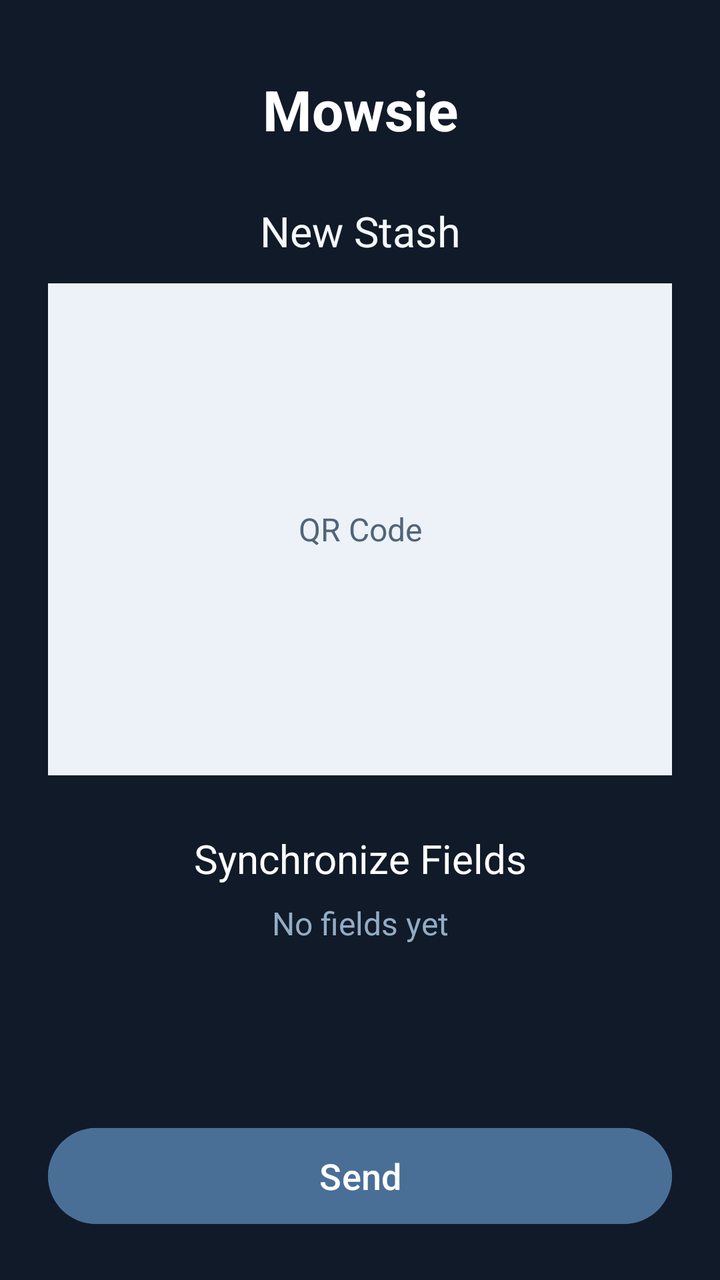
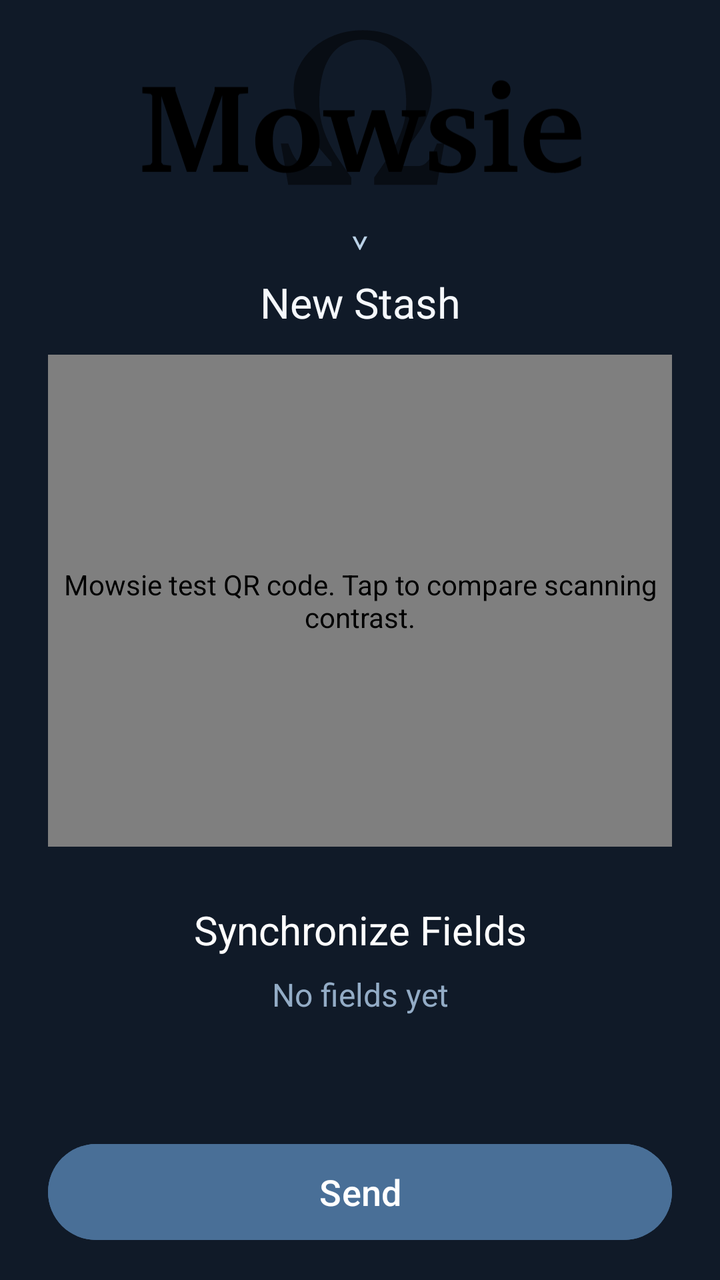

Screens rendered from an Android XML layout before and after an edit, with the pre-edit source and the edit as a unified diff.
<!-- AndroidManifest.xml: application theme Theme.MowsieV01 -->
<!-- res/layout/activity_main.xml -->
<?xml version="1.0" encoding="utf-8"?>
<FrameLayout
    xmlns:android="http://schemas.android.com/apk/res/android"
    android:id="@+id/main"
    android:layout_width="match_parent"
    android:layout_height="match_parent"
    android:background="#101A28">

    <LinearLayout
        android:layout_width="match_parent"
        android:layout_height="match_parent"
        android:orientation="vertical"
        android:padding="24dp">

        
        <TextView
            android:layout_width="match_parent"
            android:layout_height="wrap_content"
            android:layout_marginTop="12dp"
            android:gravity="center"
            android:text="@string/app_name"
            android:textColor="#FFFFFF"
            android:textSize="28sp"
            android:textStyle="bold" />

        
        <TextView
            android:id="@+id/identityName"
            android:layout_width="match_parent"
            android:layout_height="wrap_content"
            android:layout_marginTop="28dp"
            android:gravity="center"
            android:text="@string/stash_name"
            android:textColor="#F5F8FC"
            android:textSize="21sp" />

        
        <FrameLayout
            android:id="@+id/qrWindow"
            android:layout_width="match_parent"
            android:layout_height="246dp"
            android:layout_marginTop="12dp"
            android:background="#EDF2F8">

            <TextView
                android:id="@+id/qrPlaceholder"
                android:layout_width="match_parent"
                android:layout_height="match_parent"
                android:gravity="center"
                android:text="@string/qr_placeholder"
                android:textColor="#526477"
                android:textSize="16sp" />

        </FrameLayout>

        
        <TextView
            android:id="@+id/fieldName"
            android:layout_width="match_parent"
            android:layout_height="wrap_content"
            android:layout_marginTop="28dp"
            android:gravity="center"
            android:text="@string/synchronize_fields"
            android:textColor="#FFFFFF"
            android:textSize="20sp" />

        
        <TextView
            android:id="@+id/balanceText"
            android:layout_width="match_parent"
            android:layout_height="wrap_content"
            android:layout_marginTop="8dp"
            android:gravity="center"
            android:text="@string/no_fields"
            android:textColor="#93ACC6"
            android:textSize="16sp" />

        
        <Space
            android:layout_width="match_parent"
            android:layout_height="0dp"
            android:layout_weight="1" />

        
        <Button
            android:id="@+id/sendButton"
            android:layout_width="match_parent"
            android:layout_height="56dp"
            android:backgroundTint="#496F97"
            android:text="@string/send"
            android:textColor="#FFFFFF"
            android:textSize="18sp" />

    </LinearLayout>

</FrameLayout>
<!-- resources referenced by this layout -->
<resources>
  <string name="app_name">Mowsie</string>
  <string name="no_fields">No fields yet</string>
  <string name="qr_placeholder">QR Code</string>
  <string name="send">Send</string>
  <string name="stash_name">New Stash</string>
  <string name="synchronize_fields">Synchronize Fields</string>
  <style name="Theme.MowsieV01" parent="Base.Theme.MowsieV01" />
  <style name="Base.Theme.MowsieV01" parent="Theme.Material3.DayNight.NoActionBar">
          
          
      </style>
</resources>

<!-- the commit's change to res/layout/activity_main.xml (unified diff, before → after) -->
@@ -1,6 +1,5 @@
 <?xml version="1.0" encoding="utf-8"?>
-<FrameLayout
-    xmlns:android="http://schemas.android.com/apk/res/android"
+<FrameLayout xmlns:android="http://schemas.android.com/apk/res/android"
     android:id="@+id/main"
     android:layout_width="match_parent"
     android:layout_height="match_parent"
@@ -9,88 +8,214 @@
     <LinearLayout
         android:layout_width="match_parent"
         android:layout_height="match_parent"
-        android:orientation="vertical"
-        android:padding="24dp">
-
-        
-        <TextView
-            android:layout_width="match_parent"
-            android:layout_height="wrap_content"
-            android:layout_marginTop="12dp"
-            android:gravity="center"
-            android:text="@string/app_name"
-            android:textColor="#FFFFFF"
-            android:textSize="28sp"
-            android:textStyle="bold" />
-
-        
-        <TextView
-            android:id="@+id/identityName"
-            android:layout_width="match_parent"
-            android:layout_height="wrap_content"
-            android:layout_marginTop="28dp"
-            android:gravity="center"
-            android:text="@string/stash_name"
-            android:textColor="#F5F8FC"
-            android:textSize="21sp" />
+        android:orientation="vertical">
 
         
         <FrameLayout
-            android:id="@+id/qrWindow"
+            android:id="@+id/logoToggle"
             android:layout_width="match_parent"
-            android:layout_height="246dp"
-            android:layout_marginTop="12dp"
-            android:background="#EDF2F8">
+            android:layout_height="125dp"
+            android:clickable="true"
+            android:contentDescription="Open or close Recovery Hood"
+            android:focusable="true">
+
+            <View
+                android:id="@+id/logoGlow"
+                android:layout_width="235dp"
+                android:layout_height="112dp"
+                android:layout_gravity="center_horizontal|top" />
+
+            <ImageView
+                android:id="@+id/omegaLogo"
+                android:layout_width="126dp"
+                android:layout_height="106dp"
+                android:layout_gravity="center_horizontal|top"
+                android:alpha="0.50"
+                android:contentDescription=""
+                android:importantForAccessibility="no"
+                android:scaleType="fitCenter"
+                android:src="@drawable/mowsieomega" />
+
+            <ImageView
+                android:id="@+id/mowsieHeader"
+                android:layout_width="242dp"
+                android:layout_height="62dp"
+                android:layout_gravity="center_horizontal|top"
+                android:layout_marginTop="32dp"
+                android:contentDescription=""
+                android:importantForAccessibility="no"
+                android:scaleType="fitCenter"
+                android:src="@drawable/mowsieheader" />
 
             <TextView
-                android:id="@+id/qrPlaceholder"
+                android:id="@+id/hoodTab"
+                android:layout_width="70dp"
+                android:layout_height="21dp"
+                android:layout_gravity="bottom|center_horizontal"
+                android:gravity="center"
+                android:text="⌄"
+                android:textColor="#BAD1E6"
+                android:textSize="18sp" />
+        </FrameLayout>
+
+        
+        <FrameLayout
+            android:id="@+id/windowStack"
+            android:layout_width="match_parent"
+            android:layout_height="0dp"
+            android:layout_weight="1">
+
+            <LinearLayout
+                android:id="@+id/mainContent"
                 android:layout_width="match_parent"
                 android:layout_height="match_parent"
-                android:gravity="center"
-                android:text="@string/qr_placeholder"
-                android:textColor="#526477"
-                android:textSize="16sp" />
-
+                android:orientation="vertical"
+                android:paddingLeft="24dp"
+                android:paddingRight="24dp">
+
+                <TextView
+                    android:id="@+id/identityName"
+                    android:layout_width="match_parent"
+                    android:layout_height="wrap_content"
+                    android:layout_marginTop="12dp"
+                    android:gravity="center"
+                    android:text="@string/stash_name"
+                    android:textColor="#F5F8FC"
+                    android:textSize="21sp" />
+
+                <FrameLayout
+                    android:id="@+id/qrWindow"
+                    android:layout_width="match_parent"
+                    android:layout_height="246dp"
+                    android:layout_marginTop="12dp"
+                    android:background="@android:color/transparent">
+
+                    
+                    <com.mowsie.app.MowsieQrView
+                        android:id="@+id/qrPattern"
+                        android:layout_width="match_parent"
+                        android:layout_height="match_parent"
+                        android:clickable="true"
+                        android:contentDescription="Mowsie test QR code. Tap to compare scanning contrast."
+                        android:focusable="true" />
+
+                    
+                    <TextView
+                        android:id="@+id/qrPlaceholder"
+                        android:layout_width="match_parent"
+                        android:layout_height="match_parent"
+                        android:gravity="center"
+                        android:text="@string/scan_placeholder"
+                        android:textColor="#93ACC6"
+                        android:textSize="16sp"
+                        android:visibility="gone" />
+                </FrameLayout>
+
+                <TextView
+                    android:id="@+id/fieldName"
+                    android:layout_width="match_parent"
+                    android:layout_height="wrap_content"
+                    android:layout_marginTop="28dp"
+                    android:gravity="center"
+                    android:text="@string/synchronize_fields"
+                    android:textColor="#FFFFFF"
+                    android:textSize="20sp" />
+
+                <TextView
+                    android:id="@+id/balanceText"
+                    android:layout_width="match_parent"
+                    android:layout_height="wrap_content"
+                    android:layout_marginTop="8dp"
+                    android:gravity="center"
+                    android:text="@string/no_fields"
+                    android:textColor="#93ACC6"
+                    android:textSize="16sp" />
+            </LinearLayout>
+
+            <LinearLayout
+                android:id="@+id/hoodPanel"
+                android:layout_width="match_parent"
+                android:layout_height="match_parent"
+                android:orientation="vertical"
+                android:paddingLeft="24dp"
+                android:paddingTop="24dp"
+                android:paddingRight="24dp"
+                android:paddingBottom="24dp"
+                android:visibility="invisible">
+
+                <LinearLayout
+                    android:layout_width="match_parent"
+                    android:layout_height="wrap_content"
+                    android:gravity="center_vertical"
+                    android:orientation="horizontal">
+
+                    <TextView
+                        android:layout_width="wrap_content"
+                        android:layout_height="wrap_content"
+                        android:text="Recovery"
+                        android:textColor="#F5F8FC"
+                        android:textSize="21sp" />
+
+                    <Space
+                        android:layout_width="0dp"
+                        android:layout_height="1dp"
+                        android:layout_weight="1" />
+
+                    <TextView
+                        android:id="@+id/settingsButton"
+                        android:layout_width="48dp"
+                        android:layout_height="48dp"
+                        android:clickable="true"
+                        android:contentDescription="Advanced settings"
+                        android:focusable="true"
+                        android:gravity="center"
+                        android:text="⚙"
+                        android:textColor="#BED0E1"
+                        android:textSize="27sp" />
+                </LinearLayout>
+
+                
+                <GridLayout
+                    android:id="@+id/wordGrid"
+                    android:layout_width="match_parent"
+                    android:layout_height="wrap_content"
+                    android:layout_marginTop="18dp"
+                    android:columnCount="3"
+                    android:rowCount="4" />
+
+                <TextView
+                    android:id="@+id/recoveryHint"
+                    android:layout_width="match_parent"
+                    android:layout_height="wrap_content"
+                    android:layout_marginTop="20dp"
+                    android:gravity="center"
+                    android:text="Recovery words arrive with Genesis."
+                    android:textColor="#9FB2C8"
+                    android:textSize="13sp" />
+
+                <Button
+                    android:id="@+id/revealButton"
+                    android:layout_width="match_parent"
+                    android:layout_height="52dp"
+                    android:layout_marginTop="18dp"
+                    android:backgroundTint="#496F97"
+                    android:text="Reveal"
+                    android:textColor="#FFFFFF"
+                    android:textSize="16sp" />
+            </LinearLayout>
         </FrameLayout>
 
-        
-        <TextView
-            android:id="@+id/fieldName"
-            android:layout_width="match_parent"
-            android:layout_height="wrap_content"
-            android:layout_marginTop="28dp"
-            android:gravity="center"
-            android:text="@string/synchronize_fields"
-            android:textColor="#FFFFFF"
-            android:textSize="20sp" />
-
-        
-        <TextView
-            android:id="@+id/balanceText"
-            android:layout_width="match_parent"
-            android:layout_height="wrap_content"
-            android:layout_marginTop="8dp"
-            android:gravity="center"
-            android:text="@string/no_fields"
-            android:textColor="#93ACC6"
-            android:textSize="16sp" />
-
-        
-        <Space
-            android:layout_width="match_parent"
-            android:layout_height="0dp"
-            android:layout_weight="1" />
-
-        
         <Button
             android:id="@+id/sendButton"
             android:layout_width="match_parent"
             android:layout_height="56dp"
+            android:layout_marginLeft="24dp"
+            android:layout_marginTop="8dp"
+            android:layout_marginRight="24dp"
+            android:layout_marginBottom="16dp"
             android:backgroundTint="#496F97"
             android:text="@string/send"
             android:textColor="#FFFFFF"
             android:textSize="18sp" />
-
     </LinearLayout>
-
 </FrameLayout>
<!-- resource entries referenced after the edit -->
@@ -1,8 +1,18 @@
 <!-- resources referenced by this layout -->
 <resources>
-  <string name="app_name">Mowsie</string>
+  <!-- drawable mowsieheader: vector/xml drawable (drawable, 3086 chars, omitted) -->
+  <!-- drawable mowsieomega (drawable) -->
+  <vector xmlns:android="http://schemas.android.com/apk/res/android"
+      android:width="256dp"
+      android:height="256dp"
+      android:viewportWidth="256"
+      android:viewportHeight="256">
+    <path
+        android:pathData="M229.75,173.31L220.89,223.15L145.1,223.15L145.1,214.42C150.33,206.97 155.49,199.47 160.58,191.94C165.68,184.4 169.81,177.25 172.98,170.49C176.57,162.87 179.27,155.54 181.07,148.52C182.87,141.5 183.77,132.94 183.77,122.83C183.77,115.72 183.02,107.48 181.52,98.1C180.02,88.73 177.51,80.61 174,73.76C169.21,64.68 163.21,58.11 156.02,54.04C148.83,49.98 140.56,47.94 131.23,47.94C121.89,47.94 113.59,50.08 106.31,54.37C99.03,58.65 93.16,65.16 88.71,73.89C85.2,80.66 82.67,88.43 81.13,97.2C79.59,105.98 78.82,114.52 78.82,122.83C78.82,132.25 79.76,140.79 81.65,148.46C83.53,156.12 86.23,163.55 89.74,170.74C93.08,177.85 97.34,185.22 102.52,192.84C107.7,200.46 112.69,207.65 117.48,214.42L117.48,223.15L41.31,223.15L32.45,173.31L41.31,173.31C42.68,176.65 43.95,179.71 45.1,182.5C46.26,185.28 47.82,188.17 49.79,191.17C51.59,193.99 53.6,196.26 55.83,197.98C58.05,199.69 60.88,200.54 64.31,200.54L93.85,200.54L93.85,196.31C88.28,190.05 82.29,183.05 75.87,175.3C69.44,167.55 64.48,160.81 60.97,155.07C56.94,148.56 53.75,141.39 51.4,133.56C49.04,125.72 47.86,117.35 47.86,108.44C47.86,98.6 49.88,89.45 53.9,81.02C57.93,72.58 63.71,64.94 71.24,58.09C78.44,51.58 87.23,46.36 97.64,42.42C108.04,38.48 119.24,36.51 131.23,36.51C143.73,36.51 155.14,38.5 165.46,42.48C175.78,46.47 184.58,51.75 191.86,58.35C199.14,65.03 204.77,72.67 208.75,81.28C212.73,89.88 214.72,98.94 214.72,108.44C214.72,117.35 213.61,125.64 211.38,133.3C209.16,140.96 205.95,148.26 201.75,155.2C197.47,162.14 192.35,169.12 186.4,176.14C180.45,183.16 174.56,189.88 168.74,196.31L168.74,200.54L197.9,200.54C201.06,200.54 203.85,199.67 206.25,197.91C208.64,196.16 210.7,193.91 212.41,191.17C214.38,188.08 215.96,185.13 217.16,182.3C218.36,179.48 219.6,176.48 220.89,173.31Z"
+        android:fillColor="#000000"/>
+  </vector>
   <string name="no_fields">No fields yet</string>
-  <string name="qr_placeholder">QR Code</string>
+  <string name="scan_placeholder">Camera coming soon</string>
   <string name="send">Send</string>
   <string name="stash_name">New Stash</string>
   <string name="synchronize_fields">Synchronize Fields</string>
